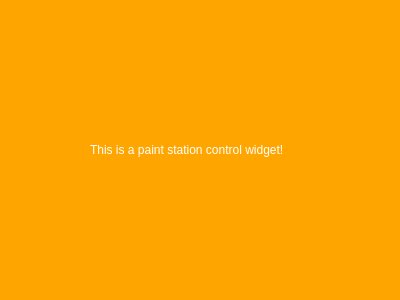
Wolkabout/offset-printing-machine-simulator-application, file modbus-application/paintstationcontrol.ui: the form before one commit.
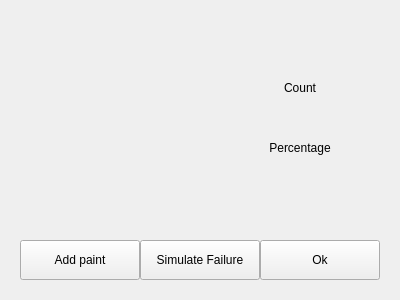
The form after the commit. Icons and pictures are not drawn.

Commit message: D/F/PS control

```diff
--- a/modbus-application/paintstationcontrol.ui
+++ b/modbus-application/paintstationcontrol.ui
@@ -31,22 +31,148 @@
   <property name="windowTitle">
    <string>Paint Station</string>
   </property>
+  <property name="autoFillBackground">
+   <bool>true</bool>
+  </property>
   <property name="styleSheet">
-   <string notr="true">background-color: orange;
-color: white;
-</string>
+   <string notr="true"/>
   </property>
   <widget class="QLabel" name="label">
    <property name="geometry">
     <rect>
-     <x>90</x>
+     <x>250</x>
      <y>140</y>
-     <width>221</width>
-     <height>20</height>
+     <width>100</width>
+     <height>15</height>
     </rect>
    </property>
    <property name="text">
-    <string>This is a paint station control widget!</string>
+    <string>Percentage</string>
+   </property>
+   <property name="alignment">
+    <set>Qt::AlignCenter</set>
+   </property>
+  </widget>
+  <widget class="QLabel" name="image">
+   <property name="geometry">
+    <rect>
+     <x>20</x>
+     <y>60</y>
+     <width>180</width>
+     <height>180</height>
+    </rect>
+   </property>
+   <property name="text">
+    <string/>
+   </property>
+   <property name="pixmap">
+    <pixmap resource="animations.qrc">:/Animations/Resources/PaintStationAnimationC1.gif</pixmap>
+   </property>
+   <property name="alignment">
+    <set>Qt::AlignCenter</set>
+   </property>
+  </widget>
+  <widget class="QLabel" name="countTitle">
+   <property name="geometry">
+    <rect>
+     <x>250</x>
+     <y>80</y>
+     <width>100</width>
+     <height>15</height>
+    </rect>
+   </property>
+   <property name="text">
+    <string>Count</string>
+   </property>
+   <property name="alignment">
+    <set>Qt::AlignCenter</set>
+   </property>
+  </widget>
+  <widget class="QPushButton" name="edit">
+   <property name="geometry">
+    <rect>
+     <x>20</x>
+     <y>240</y>
+     <width>120</width>
+     <height>40</height>
+    </rect>
+   </property>
+   <property name="text">
+    <string>Add paint</string>
+   </property>
+  </widget>
+  <widget class="QPushButton" name="ok">
+   <property name="geometry">
+    <rect>
+     <x>260</x>
+     <y>240</y>
+     <width>120</width>
+     <height>40</height>
+    </rect>
+   </property>
+   <property name="text">
+    <string>Ok</string>
+   </property>
+  </widget>
+  <widget class="QLabel" name="name">
+   <property name="geometry">
+    <rect>
+     <x>20</x>
+     <y>20</y>
+     <width>360</width>
+     <height>40</height>
+    </rect>
+   </property>
+   <property name="text">
+    <string/>
+   </property>
+   <property name="alignment">
+    <set>Qt::AlignCenter</set>
+   </property>
+  </widget>
+  <widget class="QLabel" name="count">
+   <property name="geometry">
+    <rect>
+     <x>250</x>
+     <y>100</y>
+     <width>100</width>
+     <height>30</height>
+    </rect>
+   </property>
+   <property name="text">
+    <string/>
+   </property>
+   <property name="alignment">
+    <set>Qt::AlignCenter</set>
+   </property>
+  </widget>
+  <widget class="QPushButton" name="failure">
+   <property name="geometry">
+    <rect>
+     <x>140</x>
+     <y>240</y>
+     <width>120</width>
+     <height>40</height>
+    </rect>
+   </property>
+   <property name="text">
+    <string>Simulate Failure</string>
+   </property>
+  </widget>
+  <widget class="QLabel" name="percentage">
+   <property name="geometry">
+    <rect>
+     <x>250</x>
+     <y>160</y>
+     <width>100</width>
+     <height>30</height>
+    </rect>
+   </property>
+   <property name="text">
+    <string/>
+   </property>
+   <property name="alignment">
+    <set>Qt::AlignCenter</set>
    </property>
   </widget>
  </widget>
```
Left out of the diff: 6 changed lines with no effect on the pictures. The commit also changes 6 other files.
